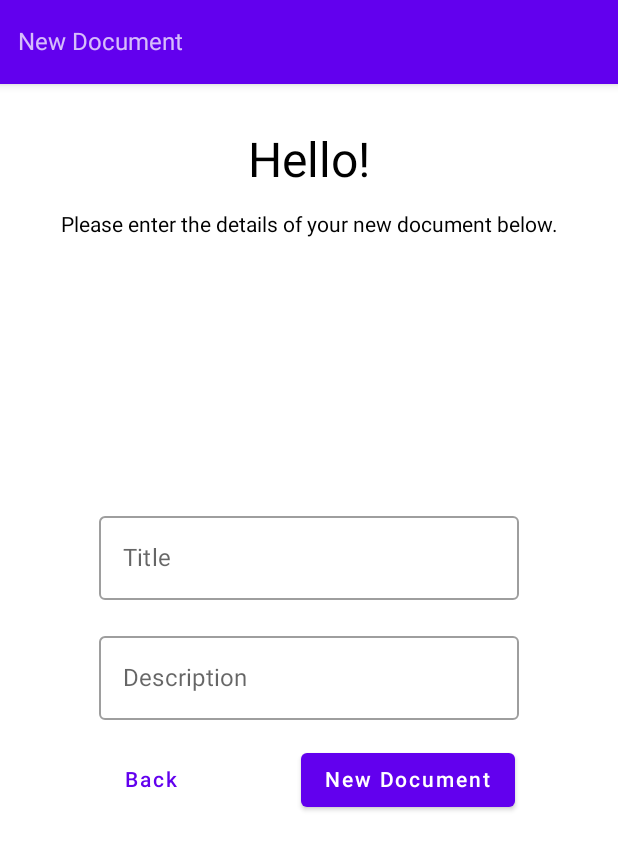
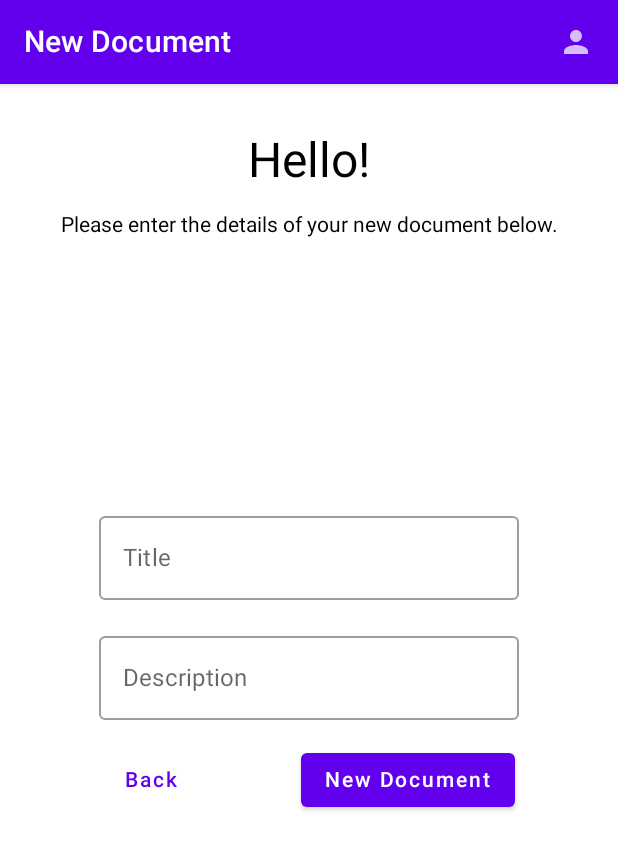
Before and after one commit to lorencerri/kotlin-knowledgebase-final, an Android app built with Jetpack Compose: the NewDocumentScreen screen opened through its navigation route, on a phone screen of 412 x 824 dp. Shown: the top 850 px of the screen. Run offline under Robolectric (Android 15) with nearby library versions, the phone set to English and light mode, and no system bars; our stand-ins replace Dagger/Hilt's generated code; libraries missing offline, so code that uses them is left out: io.github.jan.supabase; 2 statements that could not run were skipped.

```diff
--- /dev/null
+++ b/app/src/main/java/com/cerri/knowledgebasefinal/ApplicationViewModel.kt
@@ -0,0 +1,7 @@
+package com.cerri.knowledgebasefinal
+
+import androidx.compose.runtime.mutableStateOf
+
+open class ApplicationViewModel : SupabaseViewModel() {
+    val drawerState = mutableStateOf(false)
+}
--- a/app/src/main/java/com/cerri/knowledgebasefinal/SupabaseViewModel.kt
+++ b/app/src/main/java/com/cerri/knowledgebasefinal/SupabaseViewModel.kt
@@ -5,12 +5,13 @@ import androidx.lifecycle.ViewModel
 import androidx.lifecycle.viewModelScope
 import io.github.jan.supabase.SupabaseClient
 import io.github.jan.supabase.createSupabaseClient
+import io.github.jan.supabase.gotrue.GoTrue
 import io.github.jan.supabase.postgrest.Postgrest
 import io.github.jan.supabase.postgrest.postgrest
 import io.github.jan.supabase.realtime.Realtime
 import kotlinx.coroutines.launch
 
-class SupabaseViewModel : ViewModel() {
+open class SupabaseViewModel : ViewModel() {
     val documents = mutableStateOf<List<Document>>(emptyList())
     private val client: SupabaseClient = getClient()
 
@@ -50,5 +51,6 @@ private fun getClient(): SupabaseClient {
     ) {
         install(Postgrest)
         install(Realtime)
+        install(GoTrue)
     }
 }
--- a/app/src/main/java/com/cerri/knowledgebasefinal/components/Header.kt
+++ b/app/src/main/java/com/cerri/knowledgebasefinal/components/Header.kt
@@ -1,16 +1,24 @@
 package com.cerri.knowledgebasefinal.components
 
-import androidx.compose.foundation.layout.padding
+import androidx.compose.material.Icon
+import androidx.compose.material.IconButton
 import androidx.compose.material.Text
 import androidx.compose.material.TopAppBar
+import androidx.compose.material.icons.Icons
+import androidx.compose.material.icons.filled.Person
 import androidx.compose.runtime.Composable
-import androidx.compose.ui.Modifier
-import androidx.compose.ui.unit.dp
-import androidx.compose.ui.unit.sp
+import androidx.navigation.NavController
 
 @Composable
-fun Header(title: String) {
-    TopAppBar {
-        Text(title, Modifier.padding(8.dp), fontSize = 16.sp)
-    }
+fun Header(title: String, navController: NavController) {
+    TopAppBar(
+        title = { Text(title) },
+        actions = {
+            IconButton(onClick = {
+                navController.navigate("Sign_Up_Screen")
+            }) {
+                Icon(Icons.Filled.Person, null)
+            }
+        }
+    )
 }
--- a/app/src/main/java/com/cerri/knowledgebasefinal/navigation/NavigationGraph.kt
+++ b/app/src/main/java/com/cerri/knowledgebasefinal/navigation/NavigationGraph.kt
@@ -5,22 +5,28 @@ import androidx.navigation.NavHostController
 import androidx.navigation.compose.NavHost
 import androidx.navigation.compose.composable
 import androidx.navigation.compose.rememberNavController
+import com.cerri.knowledgebasefinal.ApplicationViewModel
 import com.cerri.knowledgebasefinal.screens.DocumentsScreen
 import com.cerri.knowledgebasefinal.screens.NewDocumentScreen
+import com.cerri.knowledgebasefinal.screens.SignUpScreen
 
 @Composable
 fun NavigationGraph(
-    navController: NavHostController = rememberNavController()
+    navController: NavHostController = rememberNavController(),
+    applicationViewModel: ApplicationViewModel = ApplicationViewModel(),
 ) {
     NavHost(
         navController = navController,
         startDestination = Screens.DocumentsScreen.route
     ) {
         composable(route = Screens.DocumentsScreen.route) {
-            DocumentsScreen(navController)
+            DocumentsScreen(navController, applicationViewModel)
         }
         composable(route = Screens.NewDocumentScreen.route) {
-            NewDocumentScreen(navController)
+            NewDocumentScreen(navController, applicationViewModel)
+        }
+        composable(route = Screens.SignUpScreen.route) {
+            SignUpScreen(navController, applicationViewModel)
         }
     }
 }
--- a/app/src/main/java/com/cerri/knowledgebasefinal/navigation/Screens.kt
+++ b/app/src/main/java/com/cerri/knowledgebasefinal/navigation/Screens.kt
@@ -3,4 +3,5 @@ package com.cerri.knowledgebasefinal.navigation
 sealed class Screens(val route: String) {
     object DocumentsScreen : Screens(route = "Documents_Screen")
     object NewDocumentScreen : Screens(route = "New_Document_Screen")
+    object SignUpScreen : Screens(route = "Sign_Up_Screen")
 }
--- a/app/src/main/java/com/cerri/knowledgebasefinal/screens/DocumentsScreen.kt
+++ b/app/src/main/java/com/cerri/knowledgebasefinal/screens/DocumentsScreen.kt
@@ -12,9 +12,8 @@ import androidx.compose.ui.Modifier
 import androidx.compose.ui.text.style.TextAlign
 import androidx.compose.ui.unit.dp
 import androidx.compose.ui.unit.sp
-import androidx.lifecycle.viewmodel.compose.viewModel
 import androidx.navigation.NavController
-import com.cerri.knowledgebasefinal.SupabaseViewModel
+import com.cerri.knowledgebasefinal.ApplicationViewModel
 import com.cerri.knowledgebasefinal.components.ActionButton
 import com.cerri.knowledgebasefinal.components.DocumentList
 import com.cerri.knowledgebasefinal.components.Header
@@ -23,12 +22,12 @@ import com.cerri.knowledgebasefinal.components.Header
 @Composable
 fun DocumentsScreen(
     navController: NavController,
-    supabaseViewModel: SupabaseViewModel = viewModel()
+    applicationViewModel: ApplicationViewModel
 ) {
-    val getDocuments = supabaseViewModel.documents.value
+    val getDocuments = applicationViewModel.documents.value
 
     Scaffold(
-        topBar = { Header("Documents") },
+        topBar = { Header("Documents", navController) },
         floatingActionButton = { ActionButton(navController) }
     ) {
         Column(
--- a/app/src/main/java/com/cerri/knowledgebasefinal/screens/NewDocumentScreen.kt
+++ b/app/src/main/java/com/cerri/knowledgebasefinal/screens/NewDocumentScreen.kt
@@ -14,9 +14,8 @@ import androidx.compose.ui.text.TextRange
 import androidx.compose.ui.text.input.TextFieldValue
 import androidx.compose.ui.unit.dp
 import androidx.compose.ui.unit.sp
-import androidx.lifecycle.viewmodel.compose.viewModel
 import androidx.navigation.NavController
-import com.cerri.knowledgebasefinal.SupabaseViewModel
+import com.cerri.knowledgebasefinal.ApplicationViewModel
 import com.cerri.knowledgebasefinal.components.Header
 import kotlinx.coroutines.MainScope
 import kotlinx.coroutines.coroutineScope
@@ -26,7 +25,7 @@ import kotlinx.coroutines.launch
 @Composable
 fun NewDocumentScreen(
     navController: NavController,
-    supabaseViewModel: SupabaseViewModel = viewModel()
+    applicationViewModel: ApplicationViewModel
 ) {
 
     var titleVal by rememberSaveable(stateSaver = TextFieldValue.Saver) {
@@ -37,7 +36,7 @@ fun NewDocumentScreen(
         mutableStateOf(TextFieldValue("", TextRange(0, 7)))
     }
 
-    Scaffold(topBar = { Header("New Document") }) {
+    Scaffold(topBar = { Header("New Document", navController) }) {
 
         Column(
             modifier = Modifier
@@ -92,7 +91,7 @@ fun NewDocumentScreen(
 
                     scope.launch {
                         coroutineScope {
-                            supabaseViewModel.createDocument(
+                            applicationViewModel.createDocument(
                                 title = titleVal.text,
                                 description = descriptionVal.text
                             )
--- a/build.gradle
+++ b/build.gradle
@@ -1,6 +1,6 @@
 buildscript {
     ext {
-        compose_ui_version = '1.2.0'
+        compose_ui_version = '1.4.2'
     }
 }// Top-level build file where you can add configuration options common to all sub-projects/modules.
 plugins {
```
Also changed, not shown: app/build.gradle (+6 -5 lines), app/src/main/java/com/cerri/knowledgebasefinal/screens/AccountScreen.kt (added, +14 -0 lines).
